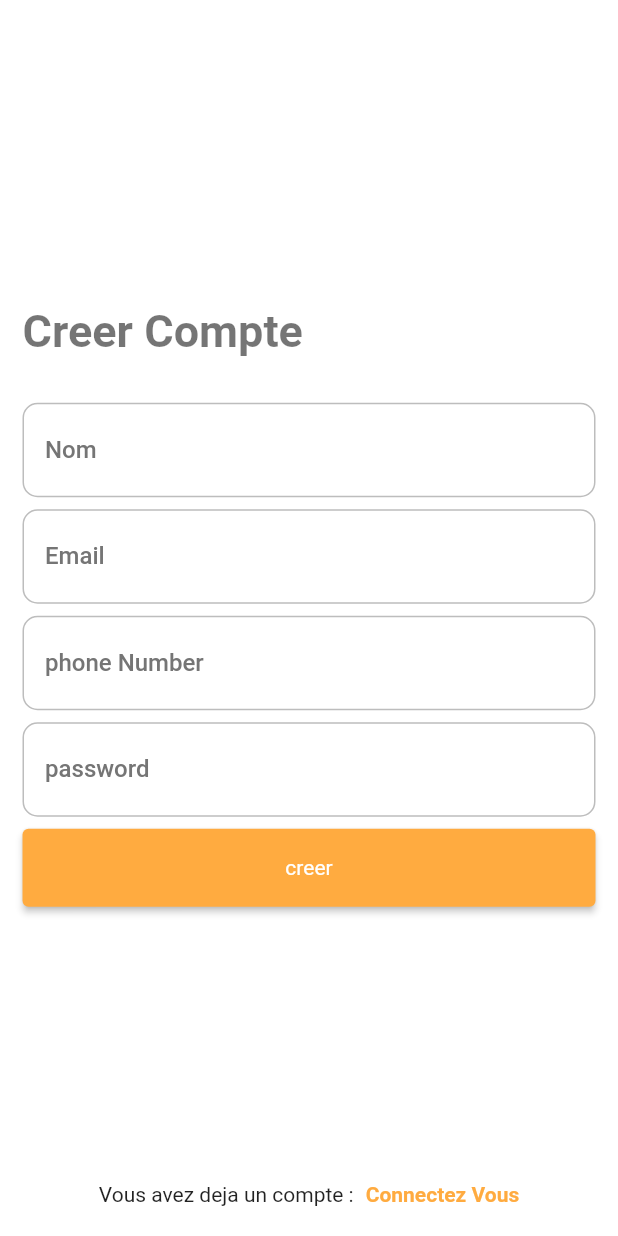
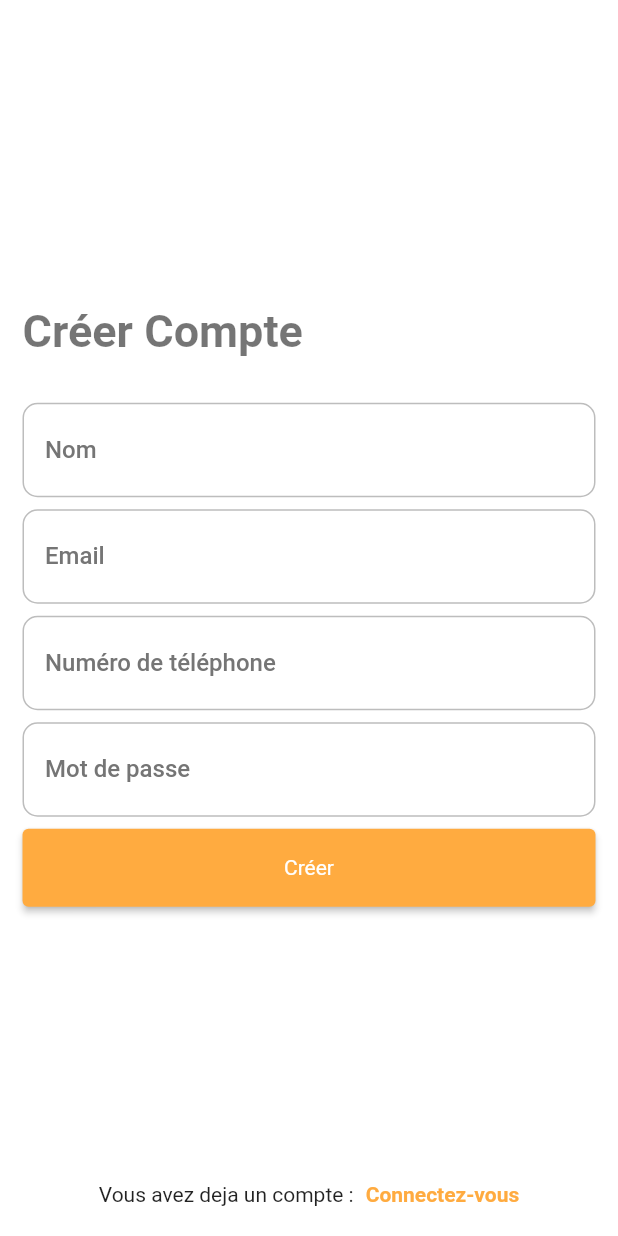
Before and after one commit to prudent-migabo/julishap, a Flutter app: the screen it shows after launch, on a phone screen of 412 x 824 dp. Run offline on Flutter 3.47's test engine with Material 2 defaults, Android fonts, the phone set to English and light mode, and no system bars; our stand-ins replace bloc, cloud_firestore, dio, equatable, firebase_auth, firebase_core and 5 more; missing offline and left inert: flutter_map_location_marker; accounts and stored records are empty; Roboto replaces fonts that are missing (Questrial).

Commit message:
feat: spelling mistakes correction

```diff
--- a/julishap_police/lib/presentation/screens/check_role_screen/check_role_screen.dart
+++ b/julishap_police/lib/presentation/screens/check_role_screen/check_role_screen.dart
@@ -22,7 +22,7 @@ class CheckRoleScreen extends StatelessWidget {
               }
               else{
                 return const Center(
-                  child: Text('user not allowed'),
+                  child: Text('Utilisateur non permis'),
                 );
               }
 
@@ -30,7 +30,7 @@ class CheckRoleScreen extends StatelessWidget {
             else if(snapshot.hasError){
 
               return const Center(
-                child: Text('something went wrong!'),
+                child: Text('Une erreur est survenue!'),
               );
             }
             else if(snapshot.connectionState== ConnectionState.waiting){
--- a/julishap_police/lib/presentation/screens/dashoard_screen/components/completed_alerts.dart
+++ b/julishap_police/lib/presentation/screens/dashoard_screen/components/completed_alerts.dart
@@ -22,7 +22,7 @@ class CompletedAlerts extends StatelessWidget {
               mainAxisSize: MainAxisSize.min,
               children: [
                 Text(length,style: TextStyle(fontWeight: FontWeight.bold,fontSize: 32),),
-                Text('Alertes  Completees')
+                const Text('Alertes  Completées')
               ],
             ),
           ),
--- a/julishap_police/lib/presentation/screens/dashoard_screen/components/declined_alerts.dart
+++ b/julishap_police/lib/presentation/screens/dashoard_screen/components/declined_alerts.dart
@@ -22,7 +22,7 @@ class DeclinedAlerts extends StatelessWidget {
               mainAxisSize: MainAxisSize.min,
               children: [
                 Text(length,style: TextStyle(fontWeight: FontWeight.bold,fontSize: 32),),
-                const Text('Alertes  refusees')
+                const Text('Alertes  refusées')
               ],
             ),
           ),
--- a/julishap_police/lib/presentation/screens/history_screen/history_screen.dart
+++ b/julishap_police/lib/presentation/screens/history_screen/history_screen.dart
@@ -19,11 +19,11 @@ class HistoryScreen extends StatelessWidget {
 
           return state.notificationAlerts.length==0?
           const Center(
-            child: Text('Empty'),
+            child: Text('Vide'),
           )
               :ListView.separated(
               separatorBuilder: (context, index){
-                return SizedBox(height: 5,);
+                return const SizedBox(height: 5,);
               },
               itemBuilder: (
                   context, index){
@@ -33,7 +33,7 @@ class HistoryScreen extends StatelessWidget {
                   title: Text(alert.reason,style: const TextStyle(fontWeight: FontWeight.bold),),
                   subtitle: Text('Chez ${alert.senderName} le ${MethodsHelper.timeFormatter(alert.date)}'),
                   trailing: Text(alert.status=='completed'?'completée':"inconnu",
-                    style: TextStyle(color: Colors.green),),
+                    style: const TextStyle(color: Colors.green),),
                 );
               },
               itemCount: state.historyAlerts.length);
--- a/julishap_police/lib/presentation/screens/register_screen/register_screen.dart
+++ b/julishap_police/lib/presentation/screens/register_screen/register_screen.dart
@@ -6,19 +6,22 @@ import 'package:julishap_police/business_logic/cubits/cubits.dart';
 import 'package:julishap_police/data/data.dart';
 import '../../../utils/utils.dart';
 
-class RegisterScreen extends StatelessWidget {
+class RegisterScreen extends StatefulWidget {
   static const String routeName= '/register';
 
   RegisterScreen({Key? key}) : super(key: key);
 
-  GlobalKey<FormState> _formKey= GlobalKey<FormState>();
+  @override
+  State<RegisterScreen> createState() => _RegisterScreenState();
+}
 
-  TextEditingController _email= TextEditingController();
-  TextEditingController _password= TextEditingController();
-  TextEditingController _name= TextEditingController();
-  TextEditingController _phoneNumber= TextEditingController();
+class _RegisterScreenState extends State<RegisterScreen> {
+  final GlobalKey<FormState> _formKey= GlobalKey<FormState>();
 
-
+  final TextEditingController _email= TextEditingController();
+  final TextEditingController _password= TextEditingController();
+  final TextEditingController _name= TextEditingController();
+  final TextEditingController _phoneNumber= TextEditingController();
 
   void _onSubmit(BuildContext context){
     if(!_formKey.currentState!.validate()){
@@ -64,7 +67,7 @@ class RegisterScreen extends StatelessWidget {
                             mainAxisAlignment: MainAxisAlignment.center,
                             crossAxisAlignment: CrossAxisAlignment.stretch,
                             children: [
-                              Text('Creer Compte',style: Theme.of(context).textTheme.displaySmall!.copyWith(fontWeight: FontWeight.bold),),
+                              Text('Créer Compte',style: Theme.of(context).textTheme.displaySmall!.copyWith(fontWeight: FontWeight.bold),),
                               const SizedBox(
                                 height: 30,
                               ),
@@ -76,7 +79,7 @@ class RegisterScreen extends StatelessWidget {
                                   ),
                                   validator: (val){
                                     if(val!.isEmpty|| val.trim().isEmpty){
-                                      return 'required';
+                                      return 'Champ obligatoire';
                                     }
                                   }
                               ),
@@ -92,7 +95,7 @@ class RegisterScreen extends StatelessWidget {
                                     return 'required';
                                   }
                                   if(!val.contains('@')){
-                                    return 'invalid email';
+                                    return 'Email invalide';
                                   }
                                 },
                               ),
@@ -100,40 +103,40 @@ class RegisterScreen extends StatelessWidget {
                               TextFormField(
                                   controller: _phoneNumber,
                                   decoration: const InputDecoration(
-                                    hintText: 'phone Number',
-                                    labelText: 'phone Number',
+                                    hintText: 'Numéro de téléphone',
+                                    labelText: 'Numéro de téléphone',
                                   ),
                                   validator: (val){
                                     if(val!.isEmpty|| val.trim().isEmpty){
-                                      return 'required';
+                                      return 'Champ obligatoire';
                                     }
                                   }
                               ),
-                              SizedBox(height: 8,),
+                              const SizedBox(height: 8,),
                               TextFormField(
                                   obscureText: true,
                                   controller: _password,
                                   decoration: const InputDecoration(
-                                    hintText: 'password',
-                                    labelText: 'password',
+                                    hintText: 'Mot de passe',
+                                    labelText: 'Mot de passe',
                                   ),
                                   validator: (val){
                                     if(val!.isEmpty|| val.trim().isEmpty){
-                                      return 'required';
+                                      return 'Champ obligatoire';
                                     }
                                     if(val.trim().length<6){
-                                      return "too short";
+                                      return "Trop court";
                                     }
                                   }
                               ),
-                              SizedBox(height: 8,),
+                              const SizedBox(height: 8,),
 
                               ElevatedButton(
-                                  style: ElevatedButton.styleFrom(padding: EdgeInsets.symmetric(vertical: 18)),
+                                  style: ElevatedButton.styleFrom(padding: const EdgeInsets.symmetric(vertical: 18)),
                                   onPressed:state.status==AuthStatus.loading?null:(){
                                     _onSubmit(context);
                                   },
-                                  child: Text(state.status==AuthStatus.loading?"loading...":'creer'))
+                                  child: Text(state.status==AuthStatus.loading?"Patientez...":'Créer'))
                             ],
                           ),
                         ),
@@ -147,7 +150,7 @@ class RegisterScreen extends StatelessWidget {
                               onTap: (){
                                 context.read<AuthSwitchCubit>().toggle(true);
                               },
-                              child: Text('Connectez Vous',
+                              child: Text('Connectez-vous',
                                 style: TextStyle(
                                     color: Theme.of(context).primaryColor,
                                     fontWeight: FontWeight.bold),)),
--- a/julishap_police/lib/presentation/widgets/drawer.dart
+++ b/julishap_police/lib/presentation/widgets/drawer.dart
@@ -18,11 +18,11 @@ class DrawerWidget extends StatelessWidget {
             radius: 40,
           ),
           SizedBox(height: 5,),
-          Text('Name',textAlign: TextAlign.center,style: TextStyle(fontWeight: FontWeight.bold),),
+          Text('Nom',textAlign: TextAlign.center,style: TextStyle(fontWeight: FontWeight.bold),),
           Divider(),
           ListTile(
             leading: Icon(Icons.settings),
-            title: Text('parametres'),
+            title: Text('Parametres'),
           ),
           ListTile(
             leading: Icon(Icons.language),
--- a/lib/presentation/screens/create_alert_screen/create_alert_screen.dart
+++ b/lib/presentation/screens/create_alert_screen/create_alert_screen.dart
@@ -20,7 +20,7 @@ class CreateAlerteScreen extends StatefulWidget {
 
 class _CreateAlerteScreenState extends State<CreateAlerteScreen> {
 
-  List<String> alerts=["Vol","Kidnapping","Viol", "Tentative de Meurtre"," Abus"];
+  List<String> alerts=["Vol","Kidnapping","Viol", "Tentative de meurtre"," Abus"];
   String alertName='Vol';
 
 
@@ -38,14 +38,14 @@ class _CreateAlerteScreenState extends State<CreateAlerteScreen> {
           errorDialog(context, state.customError!);
         }
         if(state.status==AlertsStatus.success){
-           Fluttertoast.showToast(msg: 'creer avec success aller a la notification',
+           Fluttertoast.showToast(msg: 'Créer avec succès allez à la notification',
                backgroundColor: Colors.green, toastLength: Toast.LENGTH_SHORT,textColor: Colors.white);
         }
       },
       builder: (context, state){
       return Scaffold(
         appBar: AppBar(
-          title: Text('Creer Alerte'),
+          title: Text('Créer Alerte'),
         ),
         body: Padding(
           padding: EdgeInsets.symmetric(horizontal: 15),
@@ -61,7 +61,7 @@ class _CreateAlerteScreenState extends State<CreateAlerteScreen> {
               //   ),
               // ),
 
-              SizedBox(height: 10,),
+              const SizedBox(height: 10,),
 
               DropdownButtonFormField(
                   decoration: const InputDecoration(
@@ -72,9 +72,9 @@ class _CreateAlerteScreenState extends State<CreateAlerteScreen> {
                   items: alerts.map((e) => DropdownMenuItem(
                       value: e,
                       child: Text(e))).toList(), onChanged: onChangeAlert),
-              SizedBox(height: 10,),
+              const SizedBox(height: 10,),
               ElevatedButton(
-                  style: ElevatedButton.styleFrom(padding: EdgeInsets.symmetric(vertical: 16)),
+                  style: ElevatedButton.styleFrom(padding: const EdgeInsets.symmetric(vertical: 16)),
                   onPressed: state.status==AlertsStatus.loading?null:(){
                     context.read<AlertsCubit>().sendAlert(AlertModel(
                         senderName: '',
@@ -84,7 +84,7 @@ class _CreateAlerteScreenState extends State<CreateAlerteScreen> {
                         status: 'pending',
                         date: DateTime.now().toIso8601String()));
                   }
-                  , child: Text(state.status==AlertsStatus.loading?'Loading...':'Envoyer'))
+                  , child: Text(state.status==AlertsStatus.loading?'Patientez...':'Envoyer'))
 
             ],
           ),
--- a/lib/presentation/screens/history_screen/history_screen.dart
+++ b/lib/presentation/screens/history_screen/history_screen.dart
@@ -19,8 +19,8 @@ class HistoryScreen extends StatelessWidget {
         builder: (context, state){
 
           return state.notificationAlerts.length==0?
-          Center(
-            child: Text('Empty'),
+          const Center(
+            child: Text('Vide'),
           )
               :ListView.builder(
               itemBuilder: (
@@ -31,7 +31,7 @@ class HistoryScreen extends StatelessWidget {
                   title: Text(alert.reason,style: TextStyle(fontWeight: FontWeight.bold),),
                   subtitle: Text(MethodsHelper.timeFormatter(alert.date)),
                   trailing: Text(alert.status=='completed'?'completée':"inconnu",
-                    style: TextStyle(color: Colors.green),),
+                    style: const TextStyle(color: Colors.green),),
                 );
               },
               itemCount: state.historyAlerts.length);
--- a/lib/presentation/screens/map_screen/map_screen.dart
+++ b/lib/presentation/screens/map_screen/map_screen.dart
@@ -71,7 +71,7 @@ class _MapScreenState extends State<MapScreen> {
        markers.add(
            Marker(point: LatLng(_locationData.latitude!,_locationData.longitude!),
            builder: (context){
-             return Icon(Icons.location_on, color: Colors.red,);
+             return const Icon(Icons.location_on, color: Colors.red,);
            }));
     });
 
@@ -127,7 +127,7 @@ class _MapScreenState extends State<MapScreen> {
                     borderRadius: BorderRadius.circular(3)
                   ),
                   child:
-                  Icon(Icons.my_location_outlined,color: Colors.white,),
+                  const Icon(Icons.my_location_outlined,color: Colors.white,),
                 ),
               )
           ),
@@ -145,7 +145,7 @@ class _MapScreenState extends State<MapScreen> {
                         arguments: {"location": LatLng(_locationData.latitude!,_locationData.longitude!)});
 
                   },
-                  child: Text('Creer L\'alerte'),
+                  child: const Text('Créer alerte'),
                 ),
               ))
 
--- a/lib/presentation/screens/notification_screen/notification_screen.dart
+++ b/lib/presentation/screens/notification_screen/notification_screen.dart
@@ -19,7 +19,7 @@ class NotificationScreen extends StatelessWidget {
 
         return  state.notificationAlerts.length==0?
             Center(
-              child: Text('Empty'),
+              child: Text('Vide'),
             )
             :ListView.builder(
             itemBuilder: (
@@ -27,7 +27,7 @@ class NotificationScreen extends StatelessWidget {
               AlertModel alert= state.notificationAlerts[index];
 
               return ListTile(
-                title: Text(alert.reason,style: TextStyle(fontWeight: FontWeight.bold),),
+                title: Text(alert.reason,style: const TextStyle(fontWeight: FontWeight.bold),),
                 subtitle: Text(MethodsHelper.timeFormatter(alert.date)),
                 trailing: Text(alert.status=='pending'?'en attente':alert.status=='accepted'?"acceptée":"declinée",
                   style: TextStyle(color: alert.status=='accepted'?Colors.green:Colors.grey),),
--- a/lib/presentation/screens/register_screen/register_screen.dart
+++ b/lib/presentation/screens/register_screen/register_screen.dart
@@ -6,19 +6,22 @@ import 'package:julishap_civil/business_logic/cubits/cubits.dart';
 import 'package:julishap_civil/data/data.dart';
 import '../../../utils/utils.dart';
 
-class RegisterScreen extends StatelessWidget {
+class RegisterScreen extends StatefulWidget {
   static const String routeName= '/register';
 
   RegisterScreen({Key? key}) : super(key: key);
 
-  GlobalKey<FormState> _formKey= GlobalKey<FormState>();
+  @override
+  State<RegisterScreen> createState() => _RegisterScreenState();
+}
 
-  TextEditingController _email= TextEditingController();
-  TextEditingController _password= TextEditingController();
-  TextEditingController _name= TextEditingController();
-  TextEditingController _phoneNumber= TextEditingController();
+class _RegisterScreenState extends State<RegisterScreen> {
+  final GlobalKey<FormState> _formKey= GlobalKey<FormState>();
 
-
+  final TextEditingController _email= TextEditingController();
+  final TextEditingController _password= TextEditingController();
+  final TextEditingController _name= TextEditingController();
+  final TextEditingController _phoneNumber= TextEditingController();
 
   void _onSubmit(BuildContext context){
     if(!_formKey.currentState!.validate()){
@@ -64,7 +67,7 @@ class RegisterScreen extends StatelessWidget {
                             mainAxisAlignment: MainAxisAlignment.center,
                             crossAxisAlignment: CrossAxisAlignment.stretch,
                             children: [
-                              Text('Creer Compte',style: Theme.of(context).textTheme.displaySmall!.copyWith(fontWeight: FontWeight.bold),),
+                              Text('Créer Compte',style: Theme.of(context).textTheme.displaySmall!.copyWith(fontWeight: FontWeight.bold),),
                               const SizedBox(
                                 height: 30,
                               ),
@@ -76,7 +79,7 @@ class RegisterScreen extends StatelessWidget {
                                   ),
                                   validator: (val){
                                     if(val!.isEmpty|| val.trim().isEmpty){
-                                      return 'required';
+                                      return 'Champ obligatoire';
                                     }
                                   }
                               ),
@@ -92,16 +95,16 @@ class RegisterScreen extends StatelessWidget {
                                     return 'required';
                                   }
                                   if(!val.contains('@')){
-                                    return 'invalid email';
+                                    return 'Email invalide';
                                   }
                                 },
                               ),
-                              SizedBox(height: 8,),
+                              const SizedBox(height: 8,),
                               TextFormField(
                                   controller: _phoneNumber,
                                   decoration: const InputDecoration(
-                                    hintText: 'Phone Number',
-                                    labelText: 'Phone Number',
+                                    hintText: 'Numéro de téléphone',
+                                    labelText: 'Numéro de téléphone',
                                   ),
                                   validator: (val){
                                     if(val!.isEmpty|| val.trim().isEmpty){
@@ -109,31 +112,31 @@ class RegisterScreen extends StatelessWidget {
                                     }
                                   }
                               ),
-                              SizedBox(height: 8,),
+                              const SizedBox(height: 8,),
                               TextFormField(
                                 obscureText: true,
                                   controller: _password,
                                   decoration: const InputDecoration(
-                                    hintText: 'Password',
-                                    labelText: 'Password',
+                                    hintText: 'Mot de passe',
+                                    labelText: 'Mot de passe',
                                   ),
                                   validator: (val){
                                     if(val!.isEmpty|| val.trim().isEmpty){
-                                      return 'required';
+                                      return 'Champ obligatoire';
                                     }
                                     if(val.trim().length<6){
-                                      return "too short";
+                                      return "Tres court";
                                     }
                                   }
                               ),
-                              SizedBox(height: 8,),
+                              const SizedBox(height: 8,),
 
                               ElevatedButton(
-                                  style: ElevatedButton.styleFrom(padding: EdgeInsets.symmetric(vertical: 18)),
+                                  style: ElevatedButton.styleFrom(padding: const EdgeInsets.symmetric(vertical: 18)),
                                   onPressed:state.status==AuthStatus.loading?null:(){
                                     _onSubmit(context);
                                   },
-                                  child: Text(state.status==AuthStatus.loading?"Loading...":'Creer'))
+                                  child: Text(state.status==AuthStatus.loading?"Patientez...":'Créer'))
                             ],
                           ),
                         ),
@@ -141,13 +144,13 @@ class RegisterScreen extends StatelessWidget {
                       Row(
                         mainAxisAlignment: MainAxisAlignment.center,
                         children: [
-                          Text('Vous avez deja un compte :'),
-                          SizedBox(width: 8,),
+                          const Text('Vous avez déjà un compte :'),
+                          const SizedBox(width: 8,),
                           GestureDetector(
                               onTap: (){
                                 context.read<AuthSwitchCubit>().toggle(true);
                               },
-                              child: Text('Connectez Vous',
+                              child: Text('Connectez-vous',
                                 style: TextStyle(
                                     color: Theme.of(context).primaryColor,
                                     fontWeight: FontWeight.bold),)),
--- a/lib/presentation/widgets/drawer.dart
+++ b/lib/presentation/widgets/drawer.dart
@@ -18,7 +18,7 @@ class DrawerWidget extends StatelessWidget {
             radius: 40,
           ),
           SizedBox(height: 5,),
-          Text('Name',textAlign: TextAlign.center,style: TextStyle(fontWeight: FontWeight.bold),),
+          Text('Noms',textAlign: TextAlign.center,style: TextStyle(fontWeight: FontWeight.bold),),
           Divider(),
           ListTile(
             leading: Icon(Icons.settings),
```
Also changed, not shown: julishap_police/lib/presentation/screens/create_alert_screen/create_alert_screen.dart (+7 -7 lines), julishap_police/lib/presentation/screens/home_screen/home_screen.dart (+5 -5 lines), julishap_police/lib/presentation/screens/login_screen/login_screen.dart (+20 -15 lines), julishap_police/lib/presentation/screens/map_screen/map_screen.dart (+7 -7 lines), julishap_police/lib/presentation/screens/notification_screen/notification_screen.dart (+4 -4 lines), lib/presentation/screens/home_screen/home_screen.dart (+5 -5 lines), lib/presentation/screens/login_screen/login_screen.dart (+19 -14 lines).
